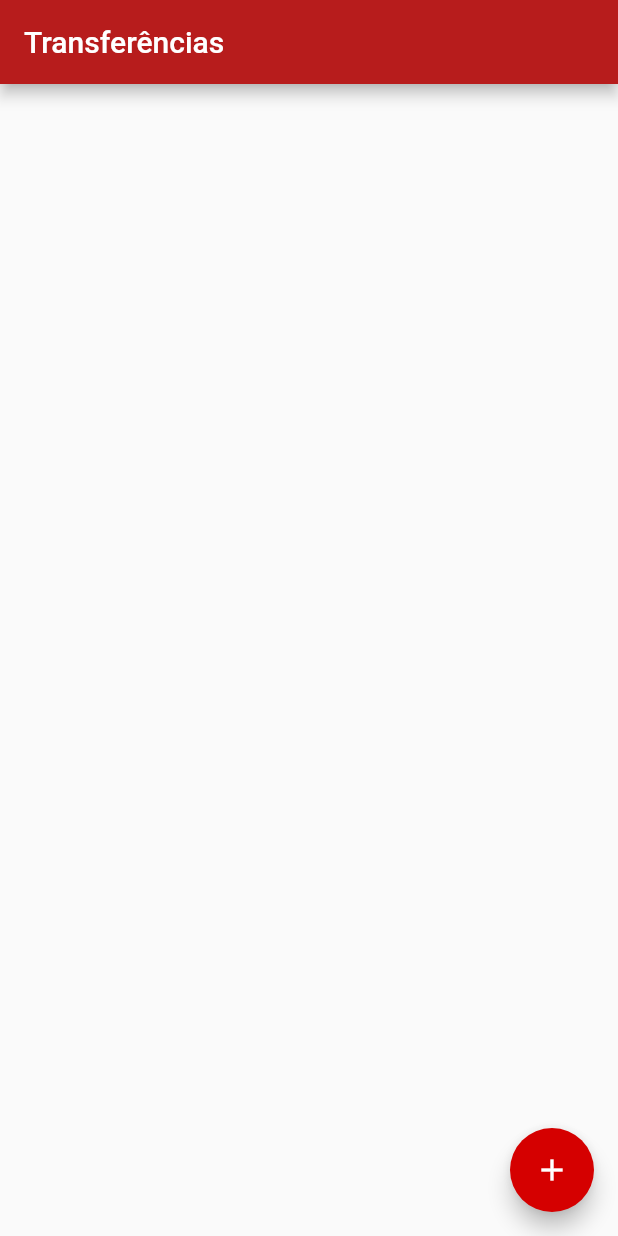
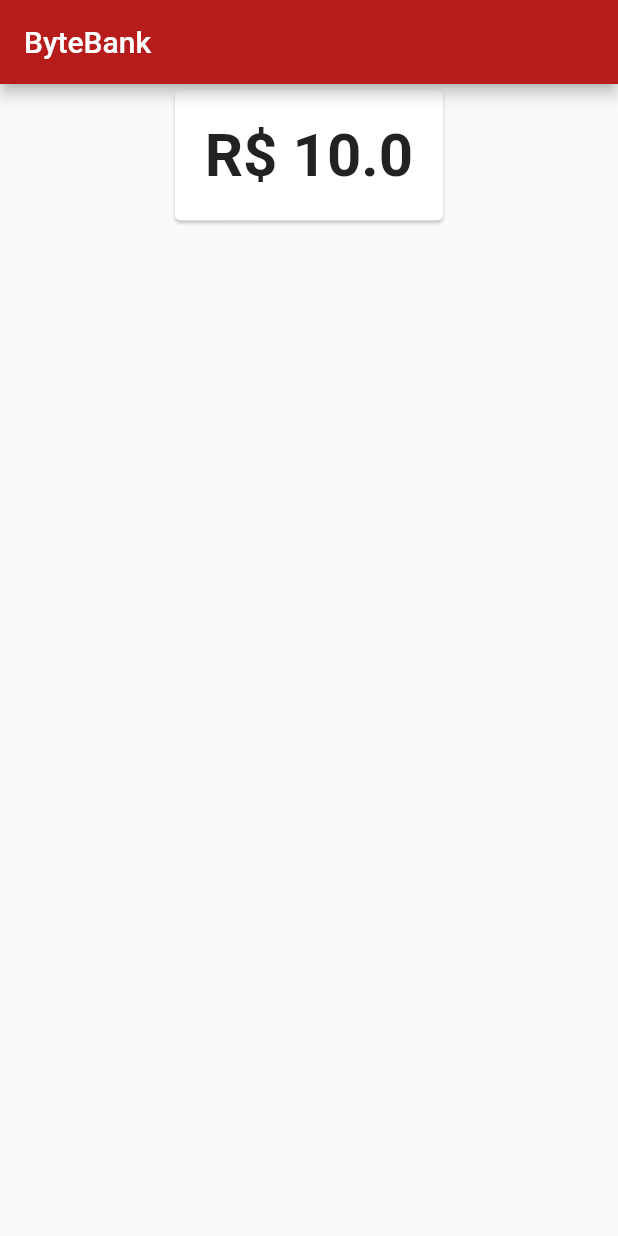
Before and after one commit to TabataMora/AppByteBank, a Flutter app: the screen it shows after launch, on a phone screen of 412 x 824 dp. Run offline on Flutter 3.47's test engine with Material 2 defaults, Android fonts, the phone set to English and light mode, and no system bars.

Commit message:
Inserindo controle de saldo com dashboard

```diff
--- a/lib/main.dart
+++ b/lib/main.dart
@@ -1,4 +1,5 @@
-import 'package:bytebank_flutter/screens/transfer/list.dart';
+//import 'package:bytebank_flutter/screens/transfer/list.dart';
+import 'package:bytebank_flutter/screens/dashboard/dashboard.dart';
 import 'package:flutter/material.dart';
 
 void main() {
@@ -18,7 +19,7 @@ class ByteBankApp extends StatelessWidget {
         ),
       ),
       debugShowCheckedModeBanner: false,
-      home: TransfersList(),
+      home: Dashboard(),
     );
   }
 }
--- /dev/null
+++ b/lib/modelss/balance.dart
@@ -0,0 +1,10 @@
+class Balance {
+  final double value;
+
+  Balance(this.value);
+
+  @override
+  String toString() {
+    return 'R\$ $value';
+  }
+}
--- /dev/null
+++ b/lib/screens/dashboard/balance.dart
@@ -0,0 +1,24 @@
+import 'package:bytebank_flutter/modelss/balance.dart';
+import 'package:flutter/material.dart';
+
+class BalanceCard extends StatelessWidget {
+  final Balance balance;
+  BalanceCard(this.balance);
+
+  @override
+  Widget build(BuildContext context) {
+    return (Card(
+      child: Padding(
+        padding: EdgeInsets.all(20.00),
+        child: Text(
+          balance.toString(),
+          textAlign: TextAlign.center,
+          style: TextStyle(
+            fontSize: 40,
+            fontWeight: FontWeight.bold,
+          ),
+        ),
+      ),
+    ));
+  }
+}
--- /dev/null
+++ b/lib/screens/dashboard/dashboard.dart
@@ -0,0 +1,18 @@
+import 'package:bytebank_flutter/modelss/balance.dart';
+import 'package:bytebank_flutter/screens/dashboard/balance.dart';
+import 'package:flutter/material.dart';
+
+class Dashboard extends StatelessWidget {
+  @override
+  Widget build(BuildContext context) {
+    return Scaffold(
+      appBar: AppBar(
+        title: const Text('ByteBank'),
+      ),
+      body: Align(
+        alignment: Alignment.topCenter,
+        child: BalanceCard(Balance(10.00)),
+      ),
+    );
+  }
+}
```
